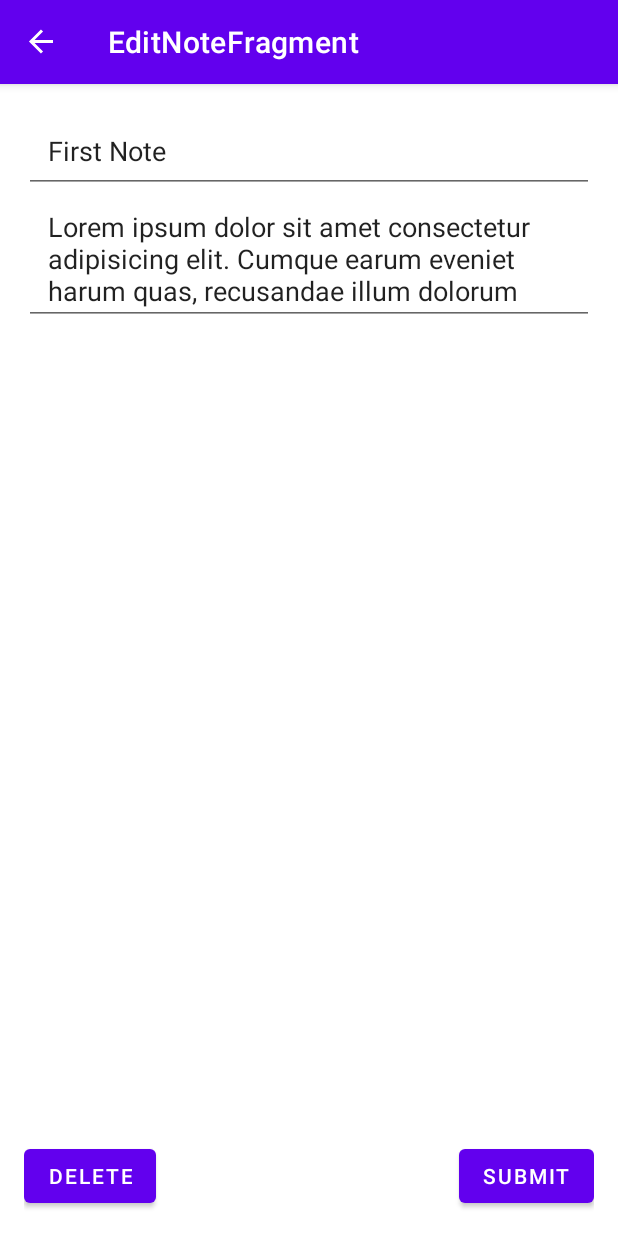
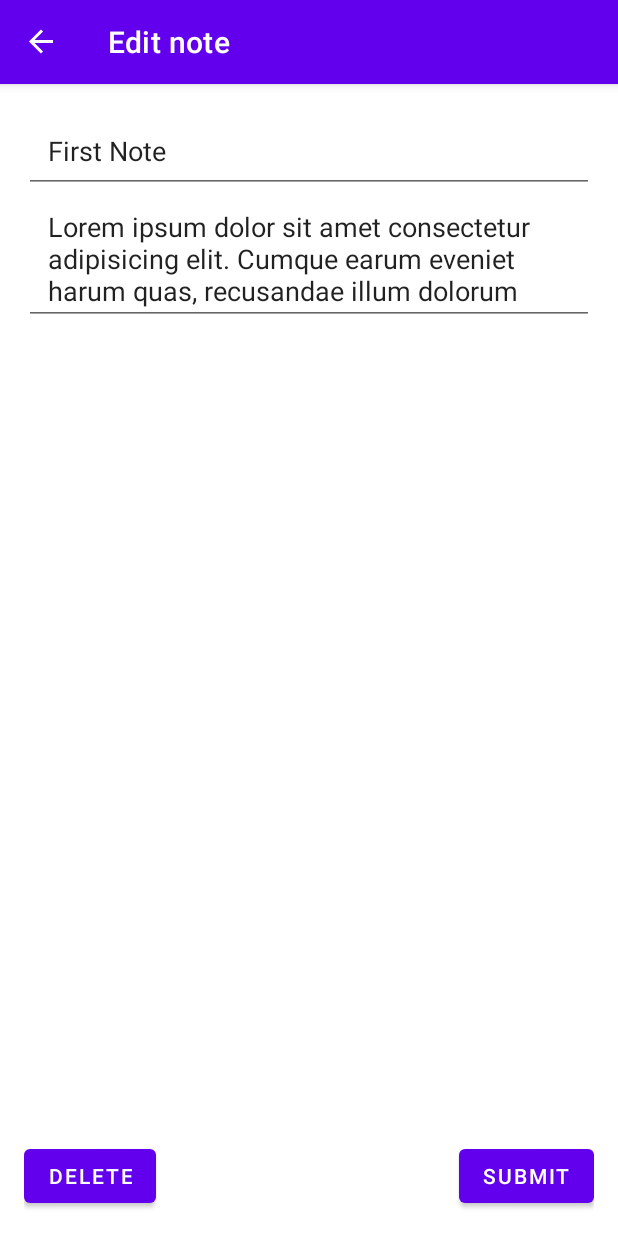
Before and after one commit to BulzEye/GoldenNotesDroid, an Android app: the screen it shows after launch (MainActivity), after a tap on "First Note", on a phone screen of 412 x 824 dp. Run offline under Robolectric (Android 15) with nearby library versions, the phone set to English and light mode, and no system bars; our stand-ins replace navigation-ui.

Commit message:
Add descriptive labels to fragment menu bar
This commit adds app labels to the menu bar for each page.

```diff
--- a/app/src/main/res/navigation/nav_graph.xml
+++ b/app/src/main/res/navigation/nav_graph.xml
@@ -8,8 +8,8 @@
     <fragment
         android:id="@+id/notesFragment"
         android:name="com.example.goldennotesdroid.NotesFragment"
-        android:label="fragment_notes"
-        tools:layout="@layout/fragment_notes" >
+        android:label="@string/app_name"
+        tools:layout="@layout/fragment_notes">
         <action
             android:id="@+id/action_notesFragment_to_editNoteFragment"
             app:destination="@id/editNoteFragment" />
@@ -17,7 +17,7 @@
     <fragment
         android:id="@+id/editNoteFragment"
         android:name="com.example.goldennotesdroid.EditNoteFragment"
-        android:label="EditNoteFragment" >
+        android:label="@string/edit_note_fragment_label">
         <argument
             android:name="noteTitle"
             app:argType="string" />
--- a/app/src/main/res/values/strings.xml
+++ b/app/src/main/res/values/strings.xml
@@ -7,7 +7,8 @@
     <string name="sample_title_2">Second</string>
     <string name="sample_note_2">boo</string>
     <string name="edit_title_hint">Enter title</string>
-    <string name="edit_body_hint">Enter a note...</string>
+    <string name="edit_body_hint">Enter a note…</string>
     <string name="submit_button_label">Submit</string>
     <string name="delete_button_label">Delete</string>
+    <string name="edit_note_fragment_label">Edit note</string>
 </resources>
```
